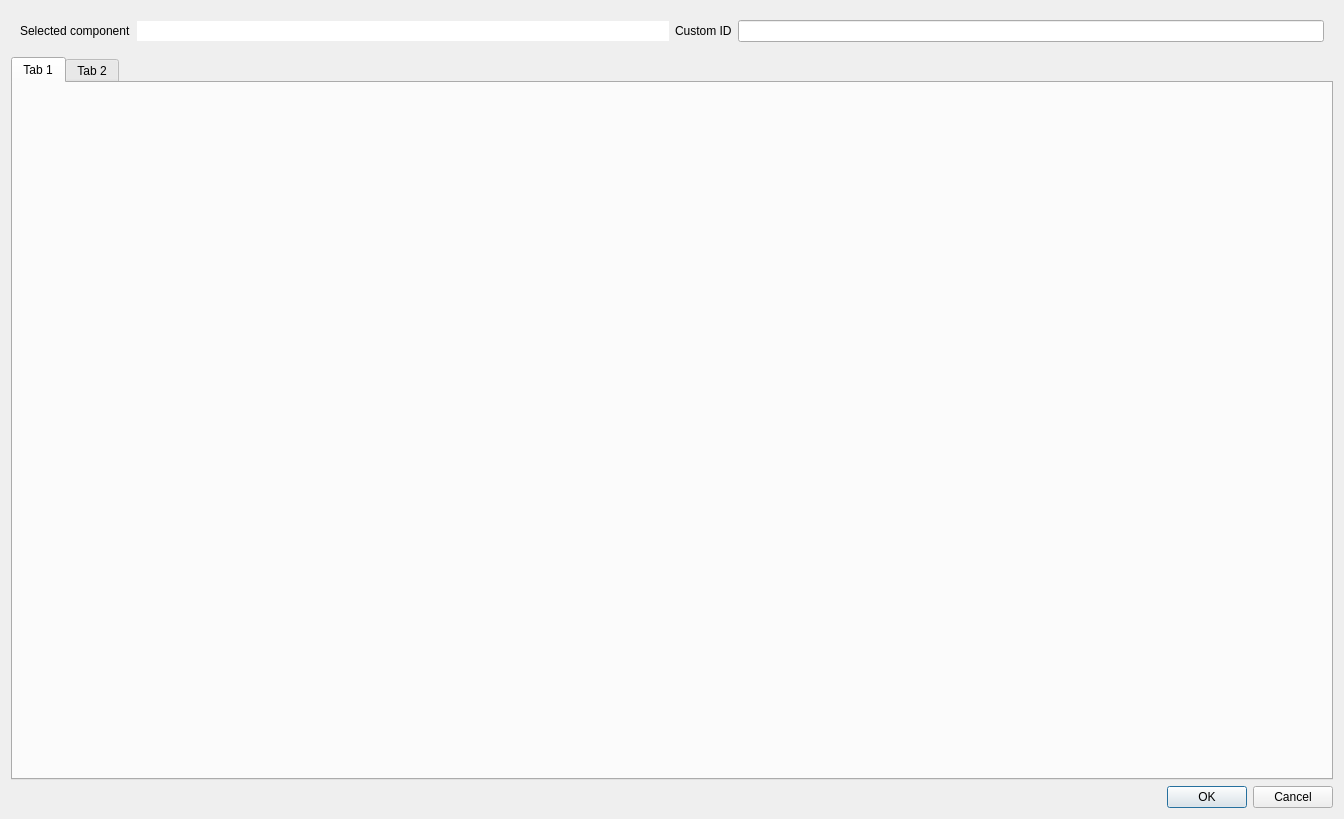
Before: the Qt Designer form src/plugins/qmldesigner/components/annotationeditor/annotationeditordialog.ui in qt-creator/qt-creator, drawn with Qt 5.
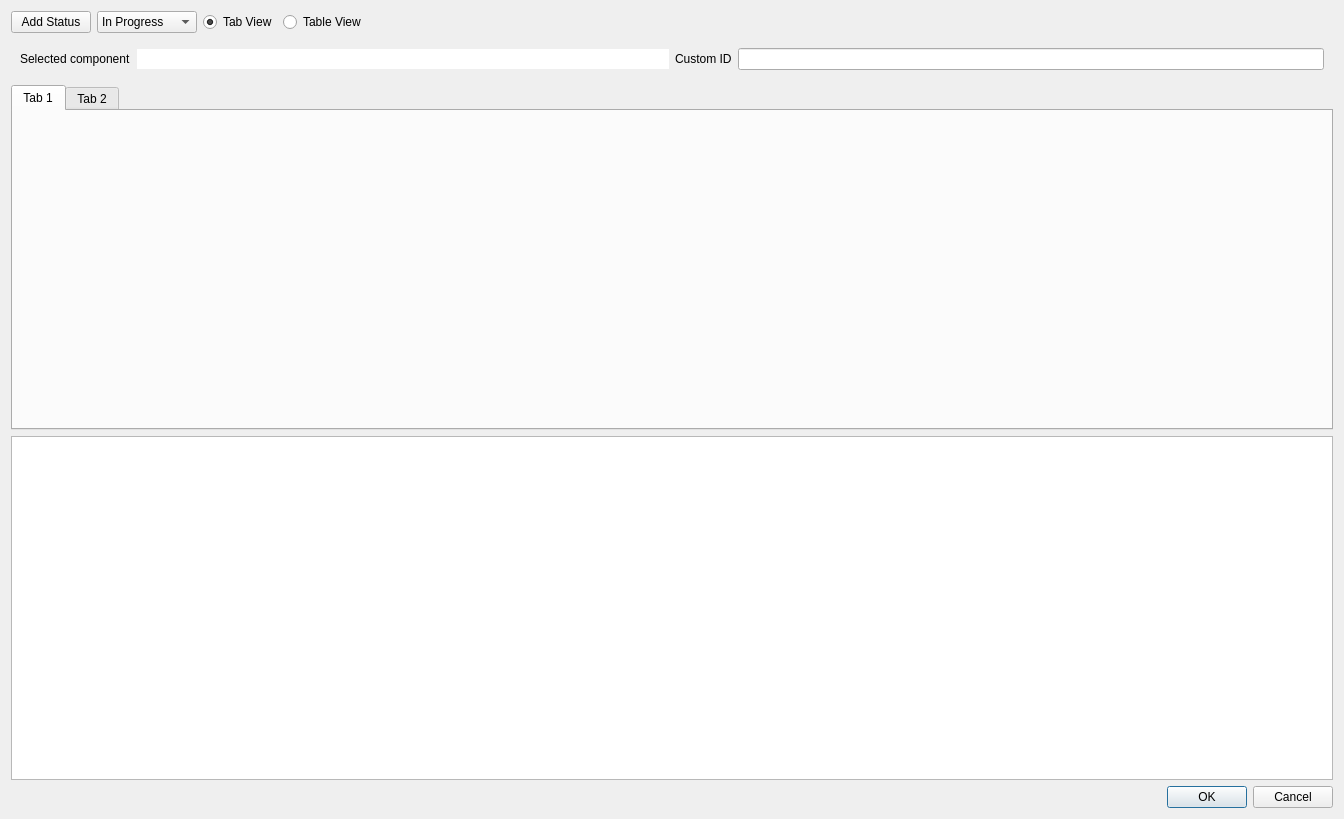
After: the same form once the commit is applied. Custom widgets are drawn as their Qt base class.

Commit message: AnnotationEditor: Merge dialogs

Diff of the .ui file:
```diff
--- a/src/plugins/qmldesigner/components/annotationeditor/annotationeditordialog.ui
+++ b/src/plugins/qmldesigner/components/annotationeditor/annotationeditordialog.ui
@@ -14,6 +14,98 @@
    <string notr="true">Dialog</string>
   </property>
   <layout class="QVBoxLayout" name="verticalLayout_2">
+   <item>
+    <widget class="QWidget" name="statusContainer" native="true">
+     <layout class="QHBoxLayout" name="horizontalLayout_3">
+      <property name="leftMargin">
+       <number>0</number>
+      </property>
+      <property name="topMargin">
+       <number>0</number>
+      </property>
+      <property name="rightMargin">
+       <number>0</number>
+      </property>
+      <property name="bottomMargin">
+       <number>0</number>
+      </property>
+      <item>
+       <widget class="QPushButton" name="statusAddButton">
+        <property name="sizePolicy">
+         <sizepolicy hsizetype="Preferred" vsizetype="Fixed">
+          <horstretch>0</horstretch>
+          <verstretch>0</verstretch>
+         </sizepolicy>
+        </property>
+        <property name="text">
+         <string>Add Status</string>
+        </property>
+       </widget>
+      </item>
+      <item>
+       <widget class="QComboBox" name="statusComboBox">
+        <property name="sizePolicy">
+         <sizepolicy hsizetype="Preferred" vsizetype="Fixed">
+          <horstretch>0</horstretch>
+          <verstretch>0</verstretch>
+         </sizepolicy>
+        </property>
+        <property name="minimumSize">
+         <size>
+          <width>100</width>
+          <height>0</height>
+         </size>
+        </property>
+        <item>
+         <property name="text">
+          <string>In Progress</string>
+         </property>
+        </item>
+        <item>
+         <property name="text">
+          <string>In Review</string>
+         </property>
+        </item>
+        <item>
+         <property name="text">
+          <string>Done</string>
+         </property>
+        </item>
+       </widget>
+      </item>
+      <item>
+       <widget class="QRadioButton" name="rbTabView">
+        <property name="text">
+         <string>Tab View</string>
+        </property>
+        <property name="checked">
+         <bool>true</bool>
+        </property>
+       </widget>
+      </item>
+      <item>
+       <widget class="QRadioButton" name="rbTableView">
+        <property name="text">
+         <string>Table View</string>
+        </property>
+       </widget>
+      </item>
+      <item>
+       <spacer name="horizontalSpacer">
+        <property name="orientation">
+         <enum>Qt::Horizontal</enum>
+        </property>
+        <property name="sizeHint" stdset="0">
+         <size>
+          <width>40</width>
+          <height>20</height>
+         </size>
+        </property>
+       </spacer>
+      </item>
+     </layout>
+    </widget>
+   </item>
    <item>
     <widget class="QWidget" name="annotationContainer" native="true">
      <layout class="QHBoxLayout" name="horizontalLayout">
@@ -75,6 +167,9 @@
      </widget>
     </widget>
    </item>
+   <item>
+    <widget class="AnnotationTableView" name="tableView"/>
+   </item>
    <item>
     <widget class="QDialogButtonBox" name="buttonBox">
      <property name="focusPolicy">
@@ -97,6 +192,11 @@
    <header>annotationtabwidget.h</header>
    <container>1</container>
   </customwidget>
+  <customwidget>
+   <class>AnnotationTableView</class>
+   <extends>QTableView</extends>
+   <header>annotationtableview.h</header>
+  </customwidget>
  </customwidgets>
  <tabstops>
   <tabstop>targetIdEdit</tabstop>
```
The commit also changes 11 other files.
